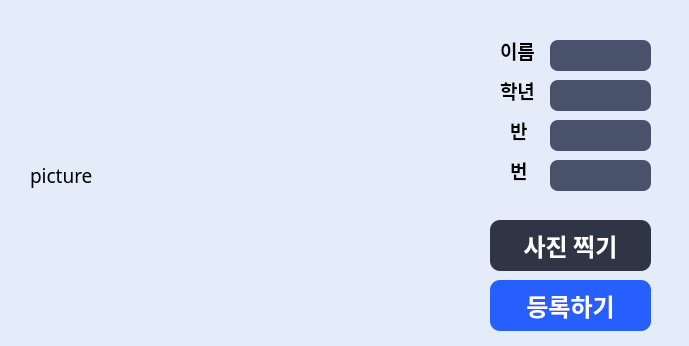
Qt form register/main.ui (sihyeokpark/auto-attendance) before a commit.
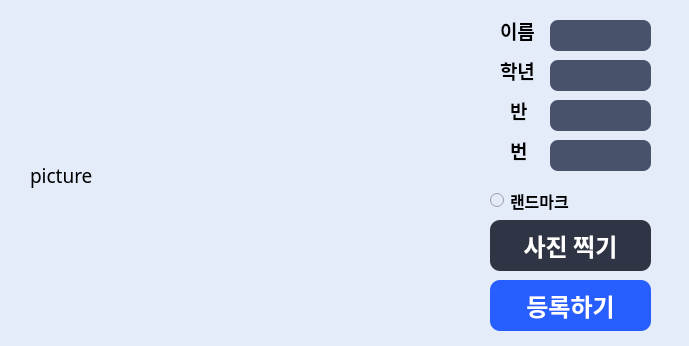
The same form after that commit.

Commit message: Update: 사진 찍을 때에 랜드마크 표시, 랜드마크 표시 RadioButton

Diff of the .ui file:
```diff
--- a/register/main.ui
+++ b/register/main.ui
@@ -74,7 +74,7 @@
    <property name="geometry">
     <rect>
      <x>500</x>
-     <y>40</y>
+     <y>20</y>
      <width>56</width>
      <height>21</height>
     </rect>
@@ -95,7 +95,7 @@
    <property name="geometry">
     <rect>
      <x>500</x>
-     <y>80</y>
+     <y>60</y>
      <width>56</width>
      <height>21</height>
     </rect>
@@ -116,7 +116,7 @@
    <property name="geometry">
     <rect>
      <x>510</x>
-     <y>120</y>
+     <y>100</y>
      <width>56</width>
      <height>21</height>
     </rect>
@@ -137,7 +137,7 @@
    <property name="geometry">
     <rect>
      <x>510</x>
-     <y>160</y>
+     <y>140</y>
      <width>56</width>
      <height>21</height>
     </rect>
@@ -189,7 +189,7 @@
    <property name="geometry">
     <rect>
      <x>550</x>
-     <y>160</y>
+     <y>140</y>
      <width>101</width>
      <height>31</height>
     </rect>
@@ -215,7 +215,7 @@
    <property name="geometry">
     <rect>
      <x>550</x>
-     <y>80</y>
+     <y>60</y>
      <width>101</width>
      <height>31</height>
     </rect>
@@ -241,7 +241,7 @@
    <property name="geometry">
     <rect>
      <x>550</x>
-     <y>40</y>
+     <y>20</y>
      <width>101</width>
      <height>31</height>
     </rect>
@@ -267,7 +267,7 @@
    <property name="geometry">
     <rect>
      <x>550</x>
-     <y>120</y>
+     <y>100</y>
      <width>101</width>
      <height>31</height>
     </rect>
@@ -289,6 +289,27 @@
 padding-bottom: 1px;</string>
    </property>
   </widget>
+  <widget class="QRadioButton" name="rbLandmark">
+   <property name="geometry">
+    <rect>
+     <x>490</x>
+     <y>190</y>
+     <width>161</width>
+     <height>21</height>
+    </rect>
+   </property>
+   <property name="font">
+    <font>
+     <family>Noto Sans KR</family>
+     <pointsize>12</pointsize>
+     <weight>75</weight>
+     <bold>true</bold>
+    </font>
+   </property>
+   <property name="text">
+    <string>랜드마크</string>
+   </property>
+  </widget>
  </widget>
  <resources/>
  <connections/>
```
The commit also changes 3 other files.
